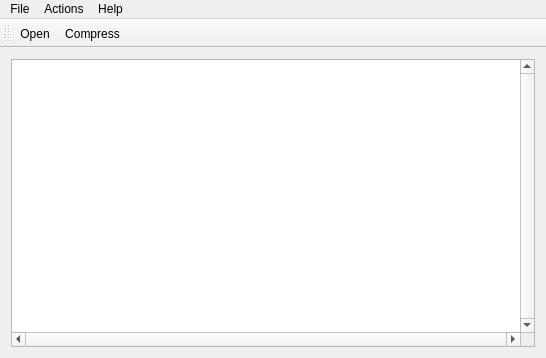
Qt form mainwindow.ui (fandigunawan/FileManager) before a commit.
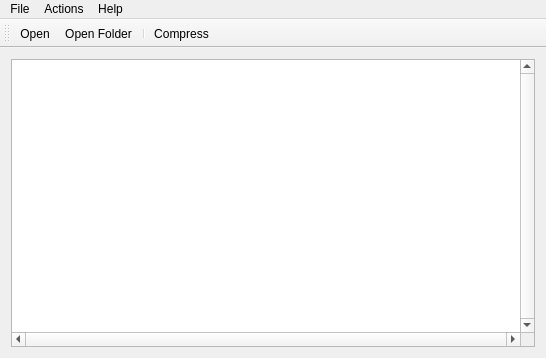
The same form after that commit. Icons and pictures are not drawn.

Diff of the .ui file:
```diff
--- a/mainwindow.ui
+++ b/mainwindow.ui
@@ -108,6 +108,8 @@
     <bool>false</bool>
    </attribute>
    <addaction name="actionOpen"/>
+   <addaction name="actionOpen_Folder"/>
+   <addaction name="separator"/>
    <addaction name="actionCompress"/>
   </widget>
   <action name="actionAbout">
@@ -133,6 +135,15 @@
     <string>Compress</string>
    </property>
   </action>
+  <action name="actionOpen_Folder">
+   <property name="icon">
+    <iconset resource="resources.qrc">
+     <normaloff>:/resources/folder.png</normaloff>:/resources/folder.png</iconset>
+   </property>
+   <property name="text">
+    <string>Open Folder</string>
+   </property>
+  </action>
  </widget>
  <layoutdefault spacing="6" margin="11"/>
  <resources>
```
Left out of the diff: 3 changed lines with no effect on the pictures.
